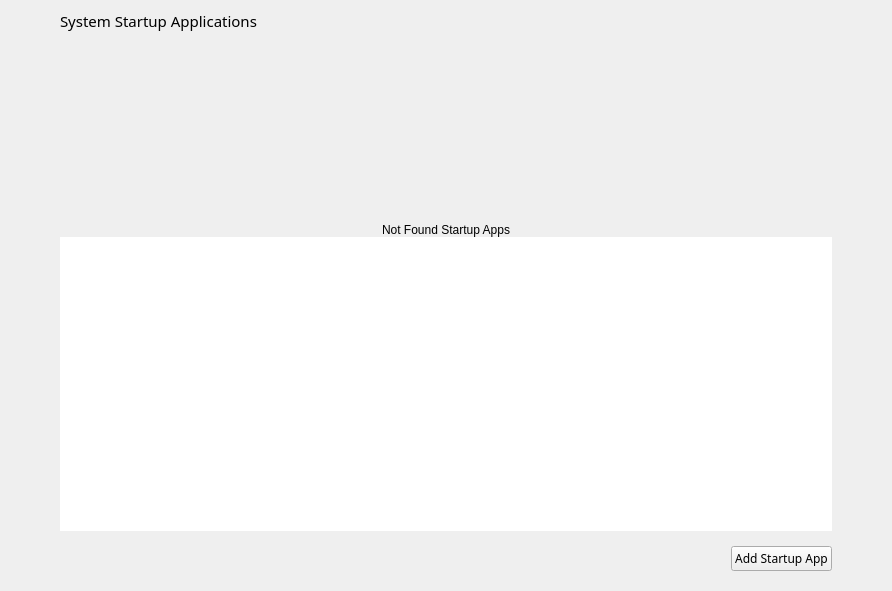
Qt form stacer/Pages/StartupApps/startup_apps_page.ui (hamonikr/hamonikr-stacer) before a commit.
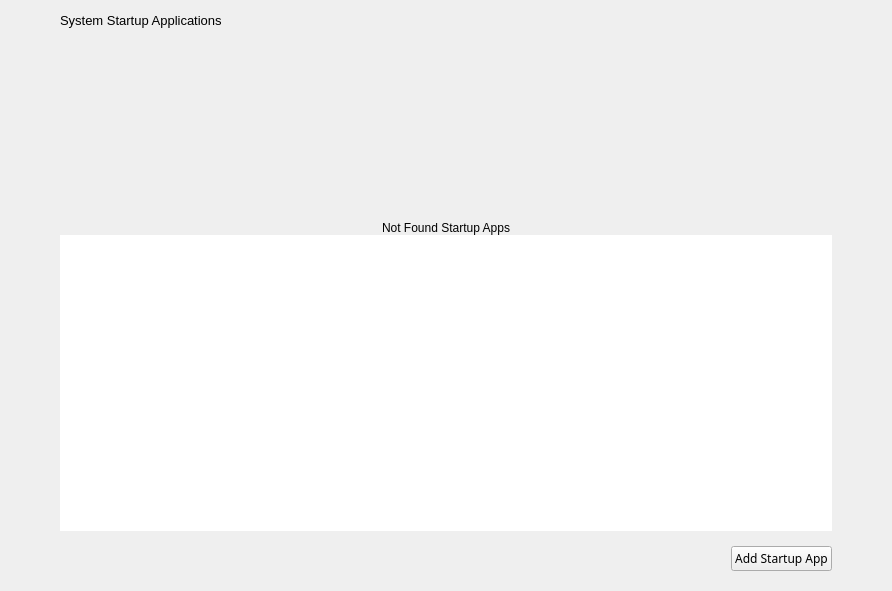
The same form after that commit.

What changed in the file:
```diff
--- a/stacer/Pages/StartupApps/startup_apps_page.ui
+++ b/stacer/Pages/StartupApps/startup_apps_page.ui
@@ -106,8 +106,7 @@
        <widget class="QLabel" name="lblStartupAppsTitle">
         <property name="font">
          <font>
-          <family>NanumGothic</family>
-          <pointsize>11</pointsize>
+          <pointsize>10</pointsize>
           <italic>false</italic>
          </font>
         </property>
```
